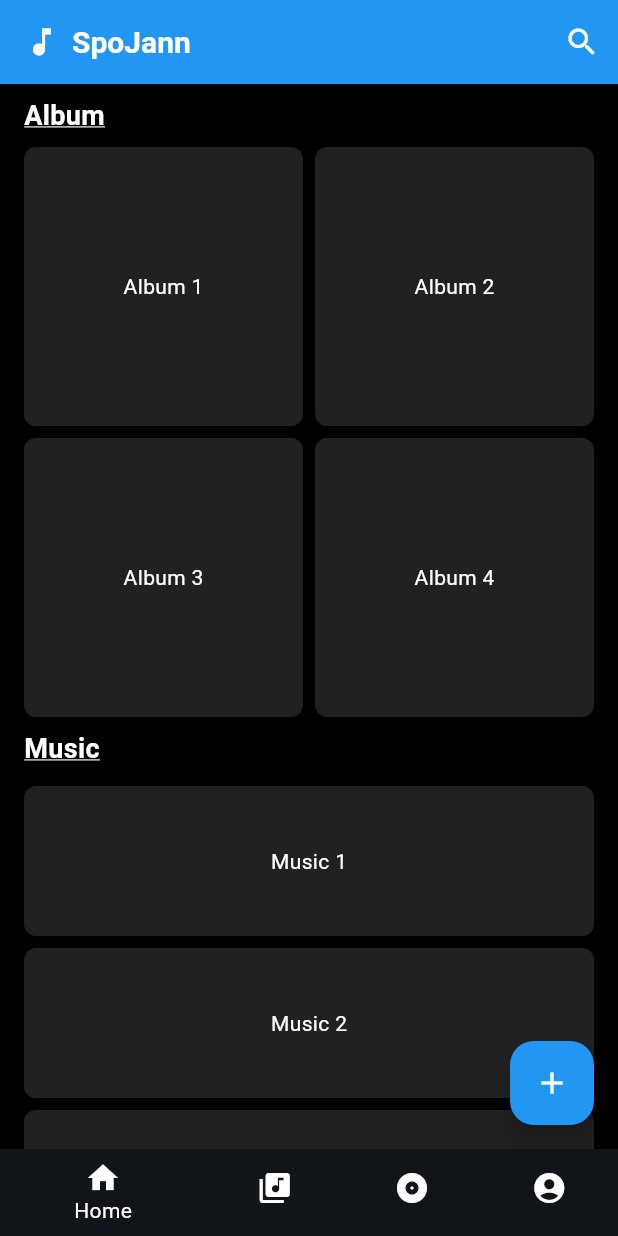
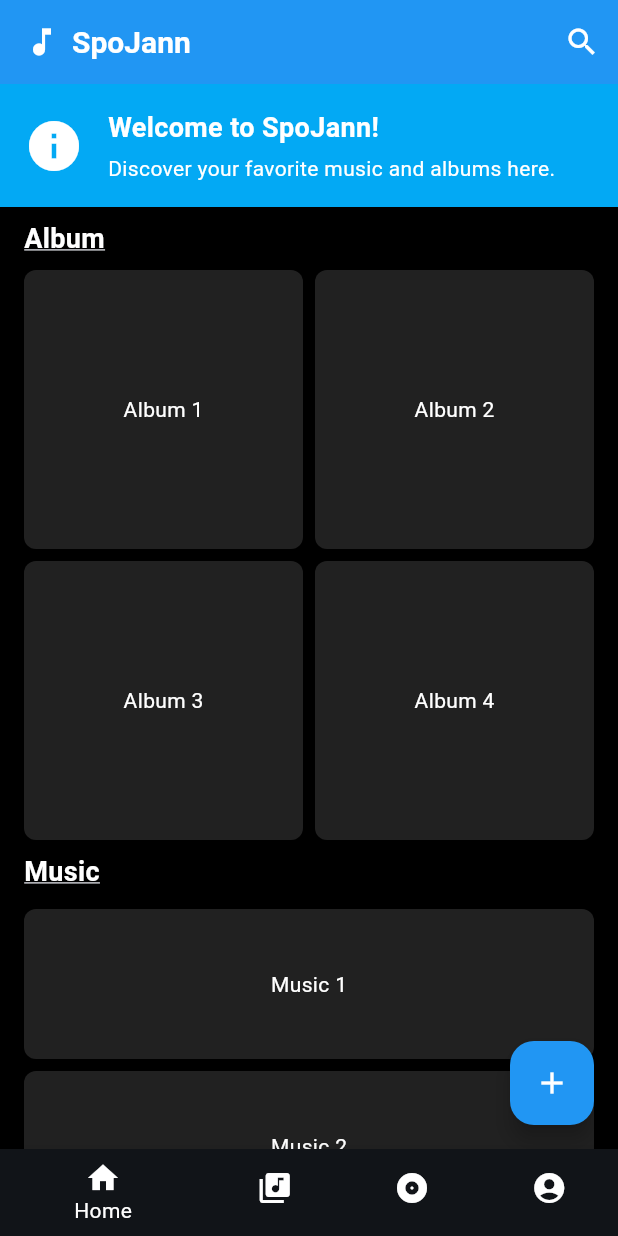
Before and after one commit to Yudiss10/SpoJann, a Flutter app: the screen it shows after launch, on a phone screen of 412 x 824 dp. Run offline on Flutter 3.47's test engine with Material 3 defaults, Android fonts, the light colour scheme and no system bars.

Commit message:
ui home1

```diff
--- a/lib/halaman/home.dart
+++ b/lib/halaman/home.dart
@@ -31,7 +31,7 @@ class _HomePageState extends State<HomePage> {
   Widget build(BuildContext context) {
     return Scaffold(
       appBar: AppBar(
-        backgroundColor: Colors.blue, // Header warna biru biasa
+        backgroundColor: Colors.blue, // Header warna biru
         title: Row(
           children: [
             const Icon(Icons.music_note, color: Colors.white), // Music icon warna putih
@@ -96,7 +96,40 @@ class _HomePageState extends State<HomePage> {
                         )
                       : const SizedBox(key: ValueKey('emptySpace')), // Placeholder kosong jika tidak mencari
                 ),
-                // Judul Album
+                // Banner di atas Album
+                Container(
+                  padding: const EdgeInsets.all(16.0),
+                  color: Colors.lightBlue, // Warna latar belakang banner berbeda dengan header
+                  child: Row(
+                    children: [
+                      const Icon(Icons.info, color: Colors.white, size: 40), // Ikon di banner
+                      const SizedBox(width: 16.0), // Spasi antara ikon dan teks
+                      Expanded(
+                        child: Column(
+                          crossAxisAlignment: CrossAxisAlignment.start,
+                          children: const [
+                            Text(
+                              'Welcome to SpoJann!',
+                              style: TextStyle(
+                                color: Colors.white,
+                                fontWeight: FontWeight.bold,
+                                fontSize: 18.0,
+                              ),
+                            ),
+                            SizedBox(height: 4.0),
+                            Text(
+                              'Discover your favorite music and albums here.',
+                              style: TextStyle(
+                                color: Colors.white,
+                                fontSize: 14.0,
+                              ),
+                            ),
+                          ],
+                        ),
+                      ),
+                    ],
+                  ),
+                ),
                 const Padding(
                   padding: EdgeInsets.symmetric(horizontal: 16.0, vertical: 8.0),
                   child: Text(
@@ -131,7 +164,6 @@ class _HomePageState extends State<HomePage> {
                     );
                   }),
                 ),
-                // Judul Music
                 const Padding(
                   padding: EdgeInsets.symmetric(horizontal: 16.0, vertical: 8.0),
                   child: Text(
@@ -174,7 +206,7 @@ class _HomePageState extends State<HomePage> {
             Align(
               alignment: Alignment.bottomCenter,
               child: Container(
-                margin: const EdgeInsets.only(bottom: 80.0), // Di bawah tombol Add
+                margin: const EdgeInsets.only(bottom: 8.0), // Jarak 8px dari Bottom Navigation Bar
                 padding: const EdgeInsets.all(12.0),
                 decoration: BoxDecoration(
                   color: Colors.grey[900], // Warna latar belakang kotak
@@ -244,15 +276,35 @@ class _HomePageState extends State<HomePage> {
                 ),
               ),
             ),
+          // Tombol Add di atas kotak musik
+          if (_currentPlayingMusic != null)
+            Positioned(
+              bottom: 140.0, // Di atas kotak musik
+              right: 16.0,
+              child: FloatingActionButton(
+                onPressed: () {
+                  // Logika untuk tombol Add
+                  print('Add button pressed');
+                },
+                backgroundColor: Colors.blue,
+                child: const Icon(Icons.add, color: Colors.white),
+              ),
+            ),
+          // Tombol Add di kanan bawah jika tidak ada musik
+          if (_currentPlayingMusic == null)
+            Positioned(
+              bottom: 16.0,
+              right: 16.0,
+              child: FloatingActionButton(
+                onPressed: () {
+                  // Logika untuk tombol Add
+                  print('Add button pressed');
+                },
+                backgroundColor: Colors.blue,
+                child: const Icon(Icons.add, color: Colors.white),
+              ),
+            ),
         ],
-      ),
-      floatingActionButton: FloatingActionButton(
-        onPressed: () {
-          // Logika untuk tombol Add
-          print('Add button pressed');
-        },
-        backgroundColor: Colors.blue,
-        child: const Icon(Icons.add, color: Colors.white),
       ),
       bottomNavigationBar: BottomNavigationBar(
         currentIndex: _selectedIndex, // Indeks tab yang dipilih
```
